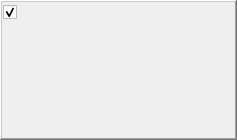
First picture: the form in src/csapex/ui/box.ui, repository cogsys-tuebingen/csapex, before the edit.
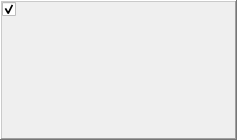
Second picture: the form after the edit.

```diff
--- a/src/csapex/ui/box.ui
+++ b/src/csapex/ui/box.ui
@@ -40,31 +40,37 @@
      <property name="lineWidth">
       <number>2</number>
      </property>
-     <layout class="QHBoxLayout" name="horizontalLayout_2" stretch="0,1,0">
-      <property name="spacing">
-       <number>0</number>
-      </property>
+     <layout class="QGridLayout" name="gridLayout_2">
       <property name="leftMargin">
-       <number>1</number>
+       <number>0</number>
       </property>
       <property name="topMargin">
-       <number>3</number>
+       <number>0</number>
       </property>
       <property name="rightMargin">
-       <number>1</number>
+       <number>0</number>
       </property>
       <property name="bottomMargin">
-       <number>3</number>
+       <number>0</number>
       </property>
-      <item>
+      <property name="spacing">
+       <number>2</number>
+      </property>
+      <item row="2" column="0">
        <layout class="QVBoxLayout" name="input_layout">
         <property name="leftMargin">
          <number>0</number>
         </property>
        </layout>
       </item>
-      <item>
-       <layout class="QVBoxLayout" name="mainLayout" stretch="0,0,1">
+      <item row="3" column="1">
+       <layout class="QHBoxLayout" name="signal_layout"/>
+      </item>
+      <item row="1" column="1">
+       <layout class="QHBoxLayout" name="slot_layout"/>
+      </item>
+      <item row="2" column="1">
+       <layout class="QVBoxLayout" name="mainLayout" stretch="0,0,0">
         <property name="spacing">
          <number>0</number>
         </property>
@@ -74,20 +80,36 @@
         <item>
          <layout class="QHBoxLayout" name="header">
           <item>
-           <widget class="QCheckBox" name="enablebtn">
-            <property name="focusPolicy">
-             <enum>Qt::NoFocus</enum>
-            </property>
-            <property name="checked">
-             <bool>true</bool>
+           <widget class="QLabel" name="icon">
+            <property name="text">
+             <string/>
             </property>
            </widget>
           </item>
+          <item>
+           <spacer name="icon_label_spacer">
+            <property name="orientation">
+             <enum>Qt::Horizontal</enum>
+            </property>
+            <property name="sizeType">
+             <enum>QSizePolicy::Fixed</enum>
+            </property>
+            <property name="sizeHint" stdset="0">
+             <size>
+              <width>8</width>
+              <height>0</height>
+             </size>
+            </property>
+           </spacer>
+          </item>
           <item>
            <widget class="QLabel" name="label">
             <property name="text">
              <string/>
             </property>
+            <property name="alignment">
+             <set>Qt::AlignBottom|Qt::AlignLeading|Qt::AlignLeft</set>
+            </property>
            </widget>
           </item>
           <item>
@@ -148,7 +170,17 @@
         </item>
        </layout>
       </item>
-      <item>
+      <item row="1" column="0">
+       <widget class="QCheckBox" name="enablebtn">
+        <property name="focusPolicy">
+         <enum>Qt::NoFocus</enum>
+        </property>
+        <property name="checked">
+         <bool>true</bool>
+        </property>
+       </widget>
+      </item>
+      <item row="2" column="2">
        <layout class="QVBoxLayout" name="output_layout"/>
       </item>
      </layout>
```
Left out of the diff: 4 changed lines with no effect on the pictures.
